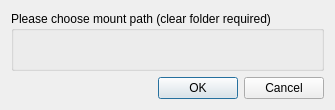
First picture: the form in src/setmountpathdialog.ui, repository vtyulb/QLiveBittorrent, before the edit.
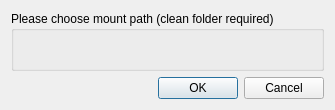
Second picture: the form after the edit. Custom widgets are drawn as their Qt base class.

Commit message: More beautifull queue of pieces

```diff
--- a/src/setmountpathdialog.ui
+++ b/src/setmountpathdialog.ui
@@ -29,7 +29,7 @@
    <item>
     <widget class="GetFolderDialog" name="groupBox">
      <property name="title">
-      <string>Please choose mount path (clear folder required)</string>
+      <string>Please choose mount path (clean folder required)</string>
      </property>
     </widget>
    </item>
```
The commit also changes 1 other file.
